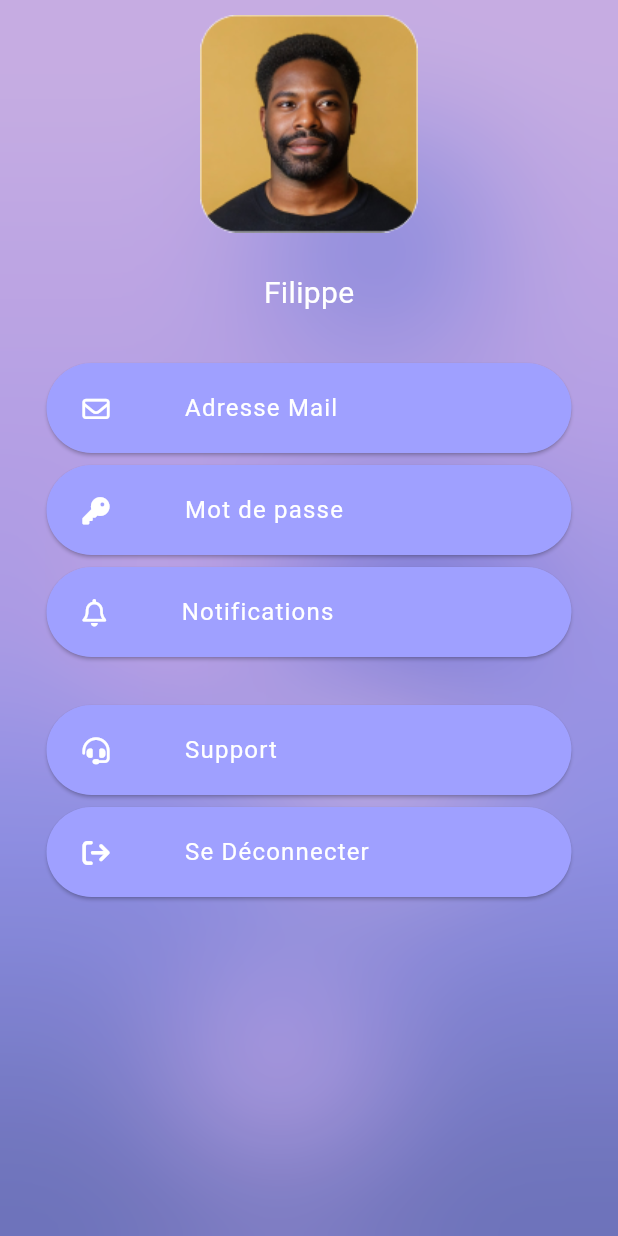
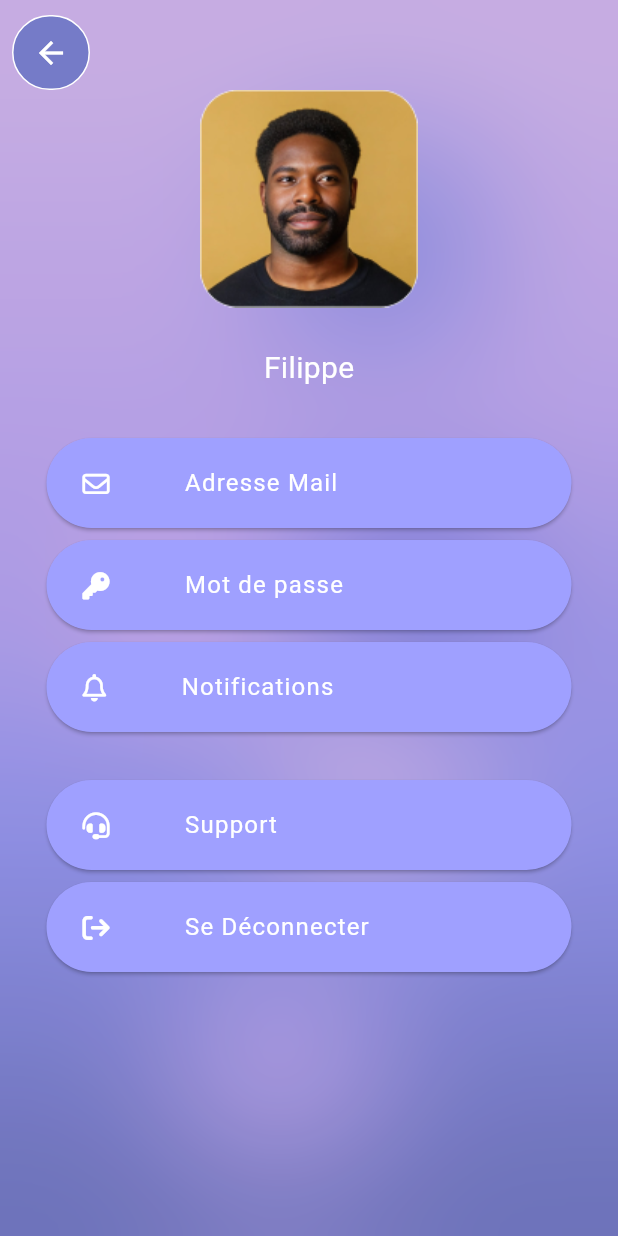
Before and after one commit to PetitBidule/learnverse, a Flutter app: the screen it shows after launch, on a phone screen of 412 x 824 dp. Run offline on Flutter 3.47's test engine with Material 3 defaults, Android fonts, the phone set to English and light mode, and no system bars; our stand-ins replace carousel_slider, font_awesome_flutter, smooth_page_indicator.

Commit message:
settings finished

```diff
--- a/lib/screen/settings.dart
+++ b/lib/screen/settings.dart
@@ -66,6 +66,27 @@ class Settings extends StatelessWidget {
           children: [
             const SizedBox(
               height: 10,
+            ),
+            Row(
+              children: [
+                Padding(
+                  padding: const EdgeInsets.only(left: 8.0),
+                  child: Container(
+                    width: 52.0,
+                    decoration: BoxDecoration(
+                        border: Border.all(color: Colors.white),
+                        color: Color.fromRGBO(117, 123, 200, 1),
+                        borderRadius: BorderRadius.circular(100)),
+                    child: IconButton(
+                      onPressed: () {},
+                      icon: Icon(
+                        Icons.arrow_back,
+                        color: Colors.white,
+                      ),
+                    ),
+                  ),
+                ),
+              ],
             ),
             Padding(
               padding: EdgeInsets.only(bottom: 26.0),
```
